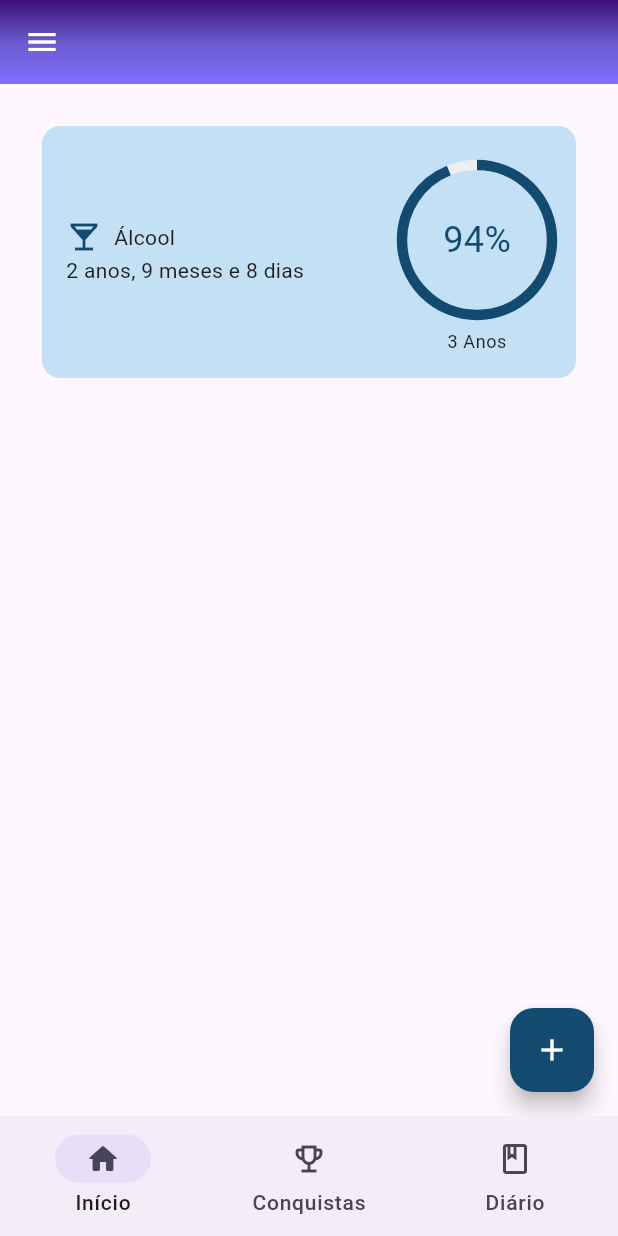
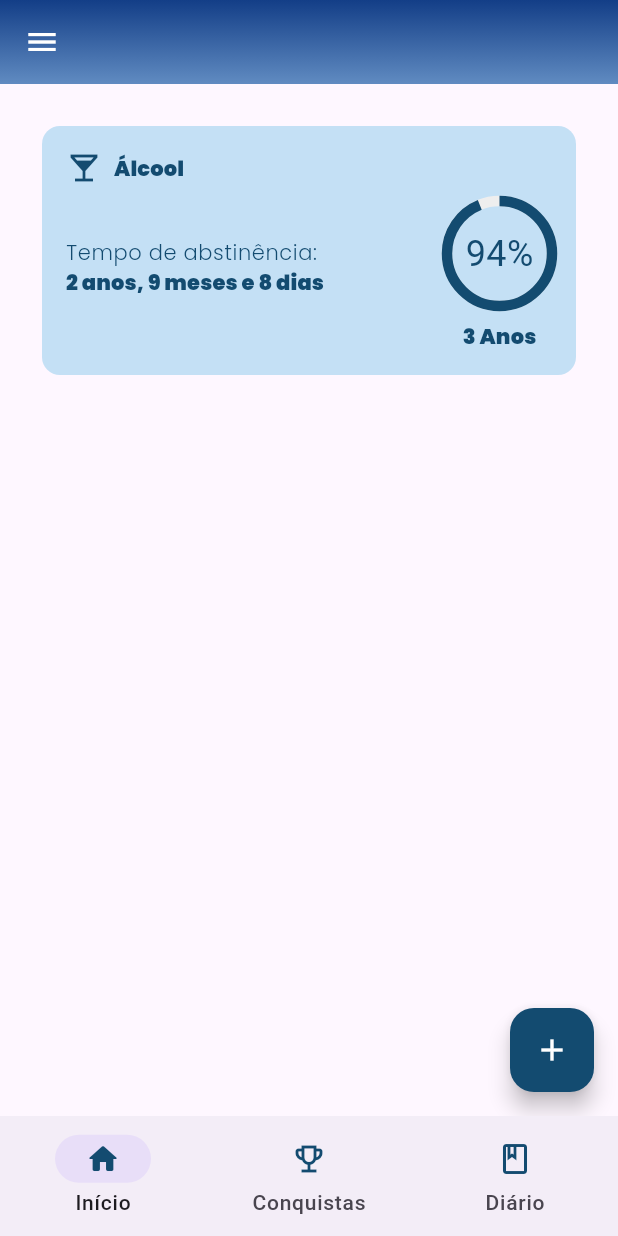
Before and after one commit to JVictor25/Dispositivos-Moveis-Projeto-, a Flutter app: the screen it shows after launch, in the side drawer, after a tap on the "add" icon, on a phone screen of 412 x 824 dp. Run offline on Flutter 3.47's test engine with Material 3 defaults, Android fonts, the phone set to English and light mode, and no system bars.

Commit message:
algumas alterações de design

```diff
--- a/breakpoint_app/lib/components/drawer.dart
+++ b/breakpoint_app/lib/components/drawer.dart
@@ -19,9 +19,8 @@ class myDrawer extends StatelessWidget {
             ),
             decoration: BoxDecoration(
                 gradient: LinearGradient(colors: [
-              Color(0xFF3A1078),
-              Color(0xFF6A5ACD),
-              Color(0xFF836FFF)
+              Color(0xff133E87),
+              Color(0xFF608BC1),
             ], begin: Alignment.topCenter, end: Alignment.bottomCenter)),
           ),
           ListTile(
@@ -30,9 +29,7 @@ class myDrawer extends StatelessWidget {
               size: 30,
             ),
             title: Text('Perfil',
-                style: TextStyle(
-                    fontSize: 24,
-                    fontFamily: 'sans-serif')),
+                style: TextStyle(fontSize: 24, fontFamily: 'sans-serif')),
             //onTap: ,
           ),
           ListTile(
@@ -41,9 +38,7 @@ class myDrawer extends StatelessWidget {
               size: 30,
             ),
             title: Text('Amigos',
-                style: TextStyle(
-                    fontSize: 24,
-                    fontFamily: 'sans-serif')),
+                style: TextStyle(fontSize: 24, fontFamily: 'sans-serif')),
             //onTap: ,
           ),
           ListTile(
@@ -52,9 +47,7 @@ class myDrawer extends StatelessWidget {
               size: 30,
             ),
             title: Text('Missões',
-                style: TextStyle(
-                    fontSize: 24,
-                    fontFamily: 'sans-serif')),
+                style: TextStyle(fontSize: 24, fontFamily: 'sans-serif')),
             //onTap: ,
           ),
           ListTile(
@@ -63,9 +56,7 @@ class myDrawer extends StatelessWidget {
               size: 30,
             ),
             title: Text('Configurações',
-                style: TextStyle(
-                    fontSize: 24,
-                    fontFamily: 'sans-serif')),
+                style: TextStyle(fontSize: 24, fontFamily: 'sans-serif')),
             //onTap: ,
           ),
         ],
--- a/breakpoint_app/lib/main.dart
+++ b/breakpoint_app/lib/main.dart
@@ -6,14 +6,14 @@ void main() {
     theme: ThemeData(
       textTheme: const TextTheme(
         headlineMedium: TextStyle(
-          fontFamily: 'Poppins',
+          fontFamily: 'PoppinsBlack',
           fontSize: 24,
           color: Color(0xFF3A1078),
         ),
         titleLarge: TextStyle(
-          fontFamily: 'Poppins',
+          fontFamily: 'PoppinsBlack',
           fontSize: 30,
-          color: Colors.white,
+          color: Color(0xffF3F3E0),
         ),
         labelLarge: TextStyle(
           fontFamily: 'sans-serif',
@@ -33,12 +33,22 @@ void main() {
         displayMedium: TextStyle(
           fontFamily: 'Garamond',
           fontSize: 18,
-          color: Colors.white,
+          color: Color(0xffF3F3E0),
         ),
         displaySmall: TextStyle(
           fontFamily: 'sans-serif',
           fontSize: 14,
           color: Colors.black,
+        ),
+        titleSmall: TextStyle(
+          fontFamily: 'PoppinsBlack',
+          fontSize: 14,
+          color: Color(0xFF134B70)
+        ),
+        bodySmall: TextStyle(
+          fontFamily: 'PoppinsLight',
+          fontSize: 14,
+          color: Color(0xFF134B70)
         ),
       ),
     ),
--- a/breakpoint_app/lib/screens/addiction_screen.dart
+++ b/breakpoint_app/lib/screens/addiction_screen.dart
@@ -33,6 +33,7 @@ class _AddictionState extends State<Addiction> {
         context: context,
         builder: (BuildContext context) {
           return AlertDialog(
+            backgroundColor: Color(0xffCBDCEB),
             content: ViceForm(
               onSubmit: _addVice,
               isModifying: false,
@@ -55,7 +56,7 @@ class _AddictionState extends State<Addiction> {
       ),
       floatingActionButtonLocation: FloatingActionButtonLocation.endFloat,
       floatingActionButton: FloatingActionButton(
-        backgroundColor: Color.fromRGBO(19, 75, 112, 1),
+        backgroundColor: Color(0xFF134B70),
         foregroundColor: Colors.white,
         onPressed: _openViceForm,
         child: Icon(Icons.add),
--- a/breakpoint_app/lib/screens/diary_screen.dart
+++ b/breakpoint_app/lib/screens/diary_screen.dart
@@ -86,7 +86,7 @@ class Diary extends StatelessWidget {
       floatingActionButton: FloatingActionButton(
         onPressed: () => _openDiaryForm(context),
         child: Icon(Icons.add),
-        backgroundColor: Color.fromRGBO(19, 75, 112, 1),
+        backgroundColor: Color(0xFF134B70),
         foregroundColor: Colors.white,
       ),
     );
--- a/breakpoint_app/lib/screens/home_screen.dart
+++ b/breakpoint_app/lib/screens/home_screen.dart
@@ -13,12 +13,11 @@ class Homescreen extends StatefulWidget {
   State<Homescreen> createState() => _HomescreenState();
 }
 
-class _HomescreenState extends State<Homescreen>{
+class _HomescreenState extends State<Homescreen> {
   int _currentPageIndex = 0;
 
   @override
   Widget build(BuildContext context) {
-
     return DefaultTabController(
       length: 3,
       child: Scaffold(
@@ -29,9 +28,8 @@ class _HomescreenState extends State<Homescreen>{
             decoration: const BoxDecoration(
               gradient: LinearGradient(
                 colors: [
-                  Color(0xFF3A1078),
-                  Color(0xFF6A5ACD),
-                  Color(0xFF836FFF)
+                  Color(0xff133E87),
+                  Color(0xFF608BC1),
                 ],
                 begin: Alignment.topCenter,
                 end: Alignment.bottomCenter,
@@ -47,17 +45,27 @@ class _HomescreenState extends State<Homescreen>{
               _currentPageIndex = index;
             });
           },
-        destinations:  <Widget>[
+          destinations: <Widget>[
             NavigationDestination(
-            icon: Icon( _currentPageIndex == 0 ? Icons.home_rounded : Icons.home_outlined ),
+              icon: Icon(
+                  _currentPageIndex == 0
+                      ? Icons.home_rounded
+                      : Icons.home_outlined,
+                  color: Color(0xFF134B70)),
               label: 'Início',
             ),
             NavigationDestination(
-            icon: Icon(_currentPageIndex == 1 ? Icons.emoji_events : Icons.emoji_events_outlined),
+              icon: Icon(
+                  _currentPageIndex == 1
+                      ? Icons.emoji_events
+                      : Icons.emoji_events_outlined,
+                  color: Color(0xFF134B70)),
               label: 'Conquistas',
             ),
             NavigationDestination(
-            icon: Icon(_currentPageIndex == 2 ? Icons.book : Icons.book_outlined),
+              icon: Icon(
+                  _currentPageIndex == 2 ? Icons.book : Icons.book_outlined,
+                  color: Color(0xFF134B70)),
               label: 'Diário',
             ),
           ],
--- a/breakpoint_app/lib/widgets/vice_list.dart
+++ b/breakpoint_app/lib/widgets/vice_list.dart
@@ -104,12 +104,13 @@ class _ViceListState extends State<ViceList> {
           itemBuilder: (BuildContext context, int index) {
             final progress =
                 calculateProgress(widget._vicesList[index].datesobriety);
-            final milestone = nextMilestone(widget._vicesList[index].datesobriety);
+            final milestone =
+                nextMilestone(widget._vicesList[index].datesobriety);
             Map<String, IconData> iconMap = {
               'geral': Icons.add_box,
               'alcool': Icons.local_bar,
               'fumo': Icons.smoke_free_outlined,
-              'jogos_de_azar': Icons.casino,
+              'jogos de azar': Icons.casino,
               'comida': Icons.restaurant,
               'drogas': Icons.local_pharmacy,
               'tecnologia': Icons.computer,
@@ -118,22 +119,19 @@ class _ViceListState extends State<ViceList> {
             };
 
             Widget iconWidget = Icon(
-                          iconMap[widget._vicesList[index].viceType.toLowerCase()] ?? Icons.add_box,
+              iconMap[widget._vicesList[index].viceType.toLowerCase()] ??
+                  Icons.add_box,
               size: 24,
               color: Color.fromRGBO(19, 75, 112, 1),
             );
 
             return GestureDetector(
-              onTap: (){},
+              onTap: () {},
               child: Card.filled(
-                color: Color.fromRGBO(128, 196, 233, 0.46),
+                color: Color(0x7580C4E9),
                 child: Padding(
                   padding: const EdgeInsets.all(16),
-                  child: Row(
-                    mainAxisAlignment: MainAxisAlignment.spaceBetween,
-                    children: [
-                      Column(
-                        crossAxisAlignment: CrossAxisAlignment.start,
+                  child: Column(
                     children: [
                       Row(
                         children: [
@@ -141,32 +139,43 @@ class _ViceListState extends State<ViceList> {
                           SizedBox(width: 8),
                           Text(
                             widget._vicesList[index].typeofvice,
-                                style: Theme.of(context).textTheme.bodyMedium,
+                            style: Theme.of(context).textTheme.titleSmall,
                             textAlign: TextAlign.center,
                           ),
                         ],
                       ),
+                      Row(
+                        mainAxisAlignment: MainAxisAlignment.spaceBetween,
+                        children: [
+                          Column(
+                            crossAxisAlignment: CrossAxisAlignment.start,
+                            children: [
+                              Text("Tempo de abstinência:",
+                                  style:
+                                      Theme.of(context).textTheme.bodySmall),
                               Text(
                                 _calculateTimeDifference(
                                     widget._vicesList[index].datesobriety),
-                            style: Theme.of(context).textTheme.bodyMedium,
+                                style: Theme.of(context).textTheme.titleSmall,
                               ),
                             ],
                           ),
                           Column(
                             mainAxisAlignment: MainAxisAlignment.spaceBetween,
                             children: [
-                          SizedBox(height: 10), // Espacamento acima da barra
+                              SizedBox(
+                                  height: 10), // Espacamento acima da barra
                               Stack(
                                 alignment: Alignment.center,
                                 children: [
                                   Container(
-                                width: 100, // Ajuste conforme necessário
-                                height: 100, // Ajuste conforme necessário
+                                    width: 70, // Ajuste conforme necessário
+                                    height: 70, // Ajuste conforme necessário
                                     child: CircularProgressIndicator(
                                       value: progress / 100,
                                       backgroundColor: Colors.grey[200],
-                                  color: const Color.fromRGBO(19, 75, 112, 1),
+                                      color:
+                                          const Color.fromRGBO(19, 75, 112, 1),
                                       strokeWidth: 7,
                                     ),
                                   ),
@@ -175,21 +184,25 @@ class _ViceListState extends State<ViceList> {
                                       child: Text(
                                         '${progress.round()}%',
                                         style: TextStyle(
-                                        color: Color.fromRGBO(19, 75, 112, 1),
+                                            color:
+                                                Color.fromRGBO(19, 75, 112, 1),
                                             fontSize: 24),
                                       ),
                                     ),
                                   ),
                                 ],
                               ),
-                          SizedBox(height: 10), // Espacamento abaixo da barra
+                              SizedBox(
+                                  height: 10), // Espacamento abaixo da barra
                               Text(
                                 milestone,
-                            style: Theme.of(context).textTheme.bodySmall,
+                                style: Theme.of(context).textTheme.titleSmall,
                                 textAlign: TextAlign.center,
                               ),
                             ],
                           )
+                        ],
+                      ),
                     ],
                   ),
                 ),
--- a/breakpoint_app/pubspec.yaml
+++ b/breakpoint_app/pubspec.yaml
@@ -56,9 +56,12 @@ flutter:
     - family: Garamond
       fonts:
         - asset: assets/fonts/Garamond.ttf
-    - family: Poppins
+    - family: PoppinsBlack
       fonts:
         - asset: assets/fonts/Poppins-Black.ttf
+    - family: PoppinsLight
+      fonts:
+        - asset: assets/fonts/Poppins-Light.ttf
   # The following line ensures that the Material Icons font is
   # included with your application, so that you can use the icons in
   # the material Icons class.
```
Also changed, not shown: breakpoint_app/lib/screens/wellcome_screen.dart (+4 -5 lines), breakpoint_app/lib/widgets/vice_form.dart (+40 -10 lines), breakpoint_app/assets/fonts/Poppins-Light.ttf (added). Lines whose indentation alone changed are shown as unchanged.
